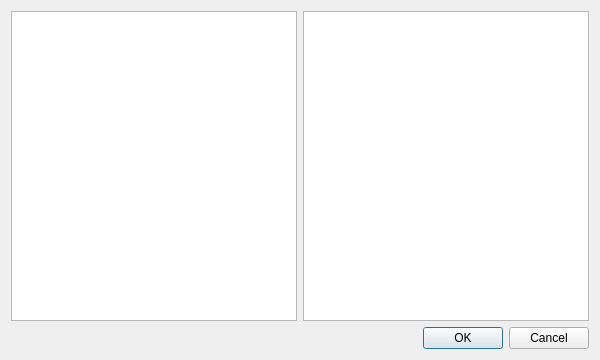
First picture: the form in ui/datadialog.ui, repository Open-CK/OpenCK, before the edit.
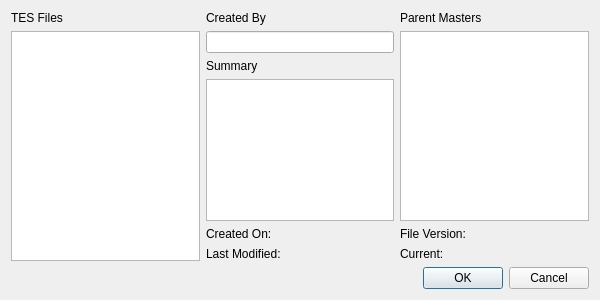
Second picture: the form after the edit.

Commit message: Finalise data window layout and populate author/description

The edit to the form file:
```diff
--- a/ui/datadialog.ui
+++ b/ui/datadialog.ui
@@ -10,7 +10,7 @@
     <x>0</x>
     <y>0</y>
     <width>600</width>
-    <height>360</height>
+    <height>300</height>
    </rect>
   </property>
   <property name="windowTitle">
@@ -19,11 +19,100 @@
   <property name="modal">
    <bool>true</bool>
   </property>
-  <layout class="QGridLayout" name="gridLayout">
-   <item row="0" column="1">
-    <widget class="QTableView" name="tableView"/>
+  <layout class="QVBoxLayout" name="verticalLayout_3">
+   <item>
+    <layout class="QHBoxLayout" name="horizontalLayout_4">
+     <item>
+      <layout class="QVBoxLayout" name="verticalLayout_2">
+       <item>
+        <widget class="QLabel" name="label">
+         <property name="text">
+          <string>TES Files</string>
+         </property>
+        </widget>
+       </item>
+       <item>
+        <widget class="QTableView" name="dataTableView"/>
+       </item>
+      </layout>
+     </item>
+     <item>
+      <layout class="QVBoxLayout" name="verticalLayout_4">
+       <item>
+        <widget class="QLabel" name="label_2">
+         <property name="text">
+          <string>Created By</string>
+         </property>
+        </widget>
+       </item>
+       <item>
+        <widget class="QLineEdit" name="authorLineEdit"/>
+       </item>
+       <item>
+        <widget class="QLabel" name="label_3">
+         <property name="text">
+          <string>Summary</string>
+         </property>
+        </widget>
+       </item>
+       <item>
+        <widget class="QPlainTextEdit" name="descriptionTextEdit"/>
+       </item>
+       <item>
+        <layout class="QVBoxLayout" name="verticalLayout_6">
+         <item>
+          <widget class="QLabel" name="createdLabel">
+           <property name="text">
+            <string>Created On:</string>
+           </property>
+          </widget>
+         </item>
+         <item>
+          <widget class="QLabel" name="modifiedLabel">
+           <property name="text">
+            <string>Last Modified:</string>
+           </property>
+          </widget>
+         </item>
+        </layout>
+       </item>
+      </layout>
+     </item>
+     <item>
+      <layout class="QVBoxLayout" name="verticalLayout_5">
+       <item>
+        <widget class="QLabel" name="label_4">
+         <property name="text">
+          <string>Parent Masters</string>
+         </property>
+        </widget>
+       </item>
+       <item>
+        <widget class="QListView" name="mastersListView"/>
+       </item>
+       <item>
+        <layout class="QVBoxLayout" name="verticalLayout_7">
+         <item>
+          <widget class="QLabel" name="versionLabel">
+           <property name="text">
+            <string>File Version:</string>
+           </property>
+          </widget>
+         </item>
+         <item>
+          <widget class="QLabel" name="currentVersionLabel">
+           <property name="text">
+            <string>Current:</string>
+           </property>
+          </widget>
+         </item>
+        </layout>
+       </item>
+      </layout>
+     </item>
+    </layout>
    </item>
-   <item row="1" column="1">
+   <item>
     <widget class="QDialogButtonBox" name="buttonBox">
      <property name="orientation">
       <enum>Qt::Horizontal</enum>
@@ -33,9 +122,6 @@
      </property>
     </widget>
    </item>
-   <item row="0" column="0">
-    <widget class="QTableView" name="dataTableView"/>
-   </item>
   </layout>
  </widget>
  <resources/>
```
The commit also changes 12 other files.
